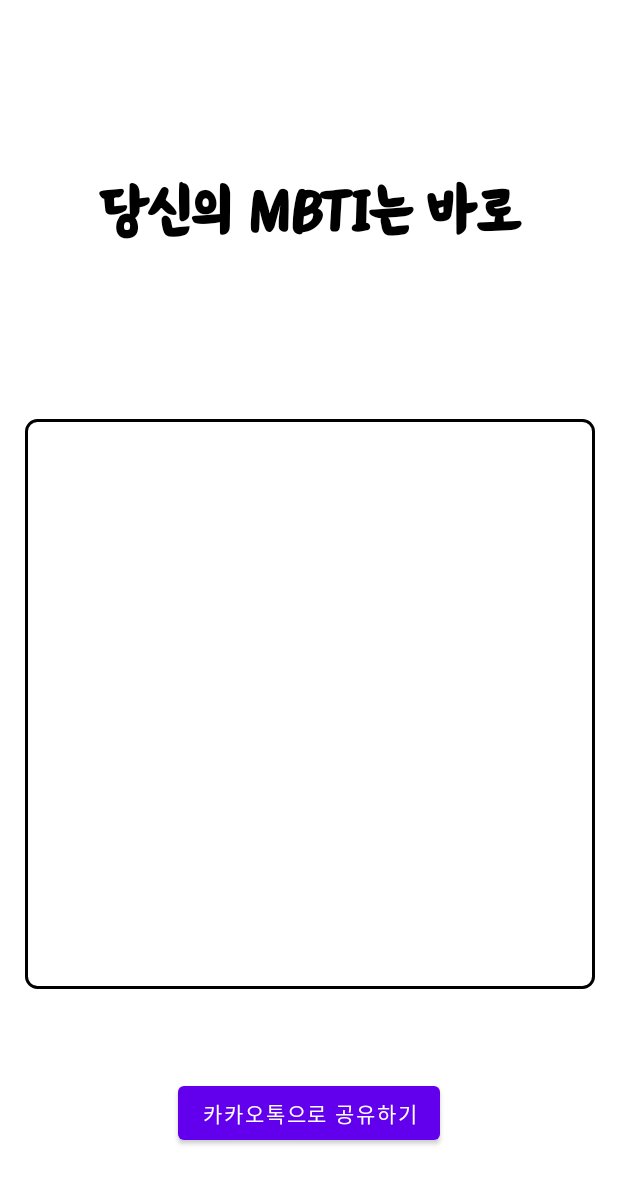
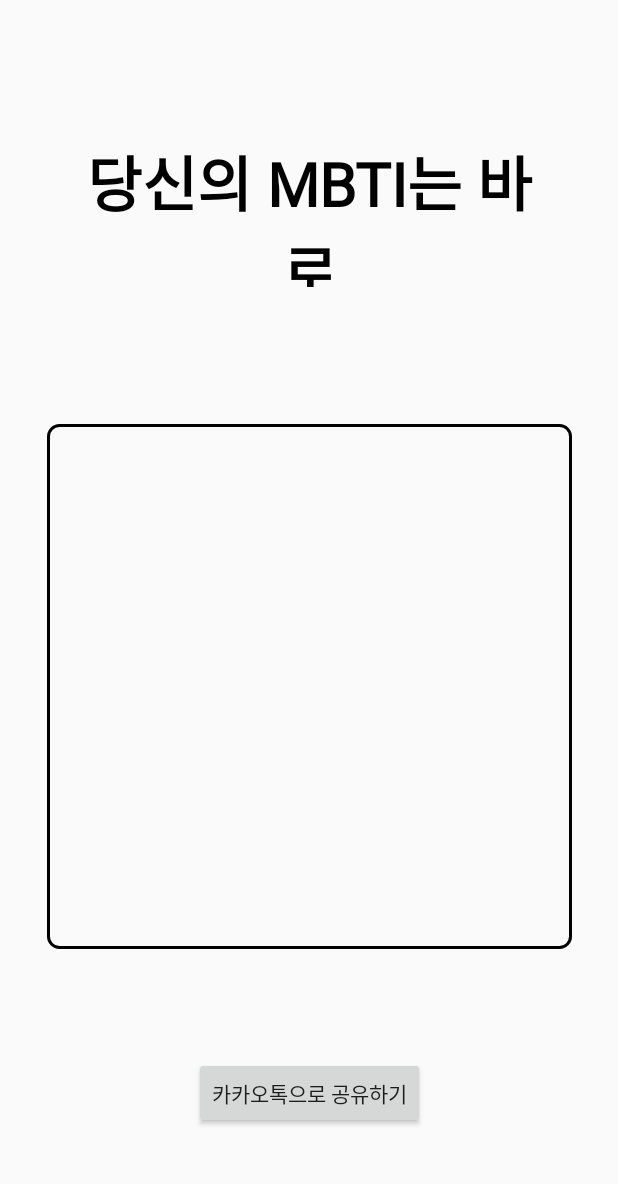
Before and after one commit to chackhangun/KAIST_Madcamp_week1, an Android app: the layout mbti_result.xml on its own in the app's theme, with its tools: preview values and no code run, on a phone screen of 412 x 824 dp. Shown: the top 1184 px of the screen. Run offline under Robolectric (Android 15) with nearby library versions, the phone set to English and light mode, and no system bars.

Commit message:
mbti ui update & noactionbar

```diff
--- a/app/build.gradle
+++ b/app/build.gradle
@@ -8,7 +8,7 @@ android {
 
     defaultConfig {
         applicationId "com.camp.project1"
-        minSdkVersion 30
+        minSdkVersion 24
         targetSdkVersion 31
         versionCode 1
         versionName "1.0"
--- a/app/src/main/AndroidManifest.xml
+++ b/app/src/main/AndroidManifest.xml
@@ -20,7 +20,7 @@
         android:label="@string/app_name"
         android:roundIcon="@mipmap/logo_round"
         android:supportsRtl="true"
-        android:theme="@style/Theme.Project1">
+        android:theme="@style/Theme.AppCompat.DayNight.DarkActionBar">
         <activity android:name="com.camp.project1.ImageActivity"></activity>
         <activity
             android:name=".MainActivity"
--- a/app/src/main/java/com/camp/project1/MainActivity.java
+++ b/app/src/main/java/com/camp/project1/MainActivity.java
@@ -16,6 +16,7 @@ import android.widget.Toast;
 import com.google.android.material.bottomnavigation.BottomNavigationView;
 
 import androidx.annotation.NonNull;
+import androidx.appcompat.app.ActionBar;
 import androidx.appcompat.app.AppCompatActivity;
 import androidx.core.app.ActivityCompat;
 import androidx.core.content.ContextCompat;
@@ -59,9 +60,14 @@ public class MainActivity extends AppCompatActivity {
     @Override
     protected void onCreate(Bundle savedInstanceState) {
         super.onCreate(savedInstanceState);
+
+        ActionBar ab = getSupportActionBar();
+        ab.hide();
+
         setContentView(R.layout.activity_main);
         BottomNavigationView bottomView = findViewById(R.id.my_navigation);
         bottomView.setOnNavigationItemSelectedListener(listener);
+
 
         permissionCheck();
 
--- a/app/src/main/java/com/camp/project1/MbtiQ1.java
+++ b/app/src/main/java/com/camp/project1/MbtiQ1.java
@@ -9,12 +9,14 @@ import android.view.ViewGroup;
 import android.widget.Button;
 import android.widget.TextView;
 
+import androidx.appcompat.app.ActionBar;
 import androidx.fragment.app.Fragment;
 
 public class MbtiQ1 extends Fragment implements View.OnClickListener{
     public TextView answer1;
     public TextView answer2;
     MainActivity activity;
+
     @Override
     public void onAttach(Context context){ //fragment를 activity에 attach할때 호
         super.onAttach(context);
--- a/app/src/main/res/font/mbti_question.xml
+++ b/app/src/main/res/font/mbti_question.xml
@@ -3,5 +3,5 @@
     <font
         android:fontStyle = "normal"
         android:fontWeight = "400"
-        android:font = "@font/font2"/>
+        android:font = "@font/custom"/>
 </font-family>
--- a/app/src/main/res/layout/activity_photo_detail.xml
+++ b/app/src/main/res/layout/activity_photo_detail.xml
@@ -3,7 +3,8 @@
     xmlns:android="http://schemas.android.com/apk/res/android"
     android:layout_width="match_parent"
     android:layout_height="match_parent"
-    android:orientation="vertical">
+    android:orientation="vertical"
+    android:background="#000000">
 
     <ScrollView
         android:layout_width="match_parent"
--- a/app/src/main/res/layout/fragment_phonebook.xml
+++ b/app/src/main/res/layout/fragment_phonebook.xml
@@ -7,6 +7,7 @@
 
     <androidx.recyclerview.widget.RecyclerView
         android:id="@+id/recyclerview"
+        android:layout_marginTop="10dp"
         android:layout_width="match_parent"
         android:layout_height="wrap_content">
     </androidx.recyclerview.widget.RecyclerView>
--- a/app/src/main/res/layout/mbti_result.xml
+++ b/app/src/main/res/layout/mbti_result.xml
@@ -10,9 +10,11 @@
 
     <ImageView
         android:id="@+id/resultView"
-        android:layout_width="380dp"
-        android:layout_height="380dp"
+        android:layout_width="350dp"
+        android:layout_height="350dp"
         android:layout_marginBottom="100dp"
+        android:layout_marginLeft="20dp"
+        android:layout_marginRight="20dp"
         android:src="@drawable/border"
         app:layout_constraintBottom_toBottomOf="parent"
         app:layout_constraintHorizontal_bias="0.516"
@@ -35,7 +37,7 @@
     <TextView
         android:id="@+id/text"
         android:layout_width="300dp"
-        android:layout_height="150dp"
+        android:layout_height="100dp"
         android:text="당신의 MBTI는 바로"
         android:textSize="40dp"
         android:fontFamily="@font/mbti_question"
--- a/app/src/main/res/values-night/themes.xml
+++ b/app/src/main/res/values-night/themes.xml
@@ -1,6 +1,6 @@
 <resources xmlns:tools="http://schemas.android.com/tools">
     <!-- Base application theme. -->
-    <style name="Theme.Project1" parent="Theme.MaterialComponents.DayNight.DarkActionBar">
+    <style name="Theme.Project1" parent="Theme.AppCompat.Light.NoActionBar">
         <!-- Primary brand color. -->
         <item name="colorPrimary">@color/purple_200</item>
         <item name="colorPrimaryVariant">@color/purple_700</item>
--- a/app/src/main/res/values/themes.xml
+++ b/app/src/main/res/values/themes.xml
@@ -1,6 +1,6 @@
 <resources xmlns:tools="http://schemas.android.com/tools">
     <!-- Base application theme. -->
-    <style name="Theme.Project1" parent="Theme.MaterialComponents.DayNight.DarkActionBar">
+    <style name="Theme.Project1" parent="Theme.AppCompat.Light.NoActionBar">
         <!-- Primary brand color. -->
         <item name="colorPrimary">@color/purple_500</item>
         <item name="colorPrimaryVariant">@color/purple_700</item>
@@ -12,5 +12,7 @@
         <!-- Status bar color. -->
         <item name="android:statusBarColor" tools:targetApi="l">?attr/colorPrimaryVariant</item>
         <!-- Customize your theme here. -->
+        <item name="android:windowFullscreen">true</item>
+
     </style>
 </resources>
```
